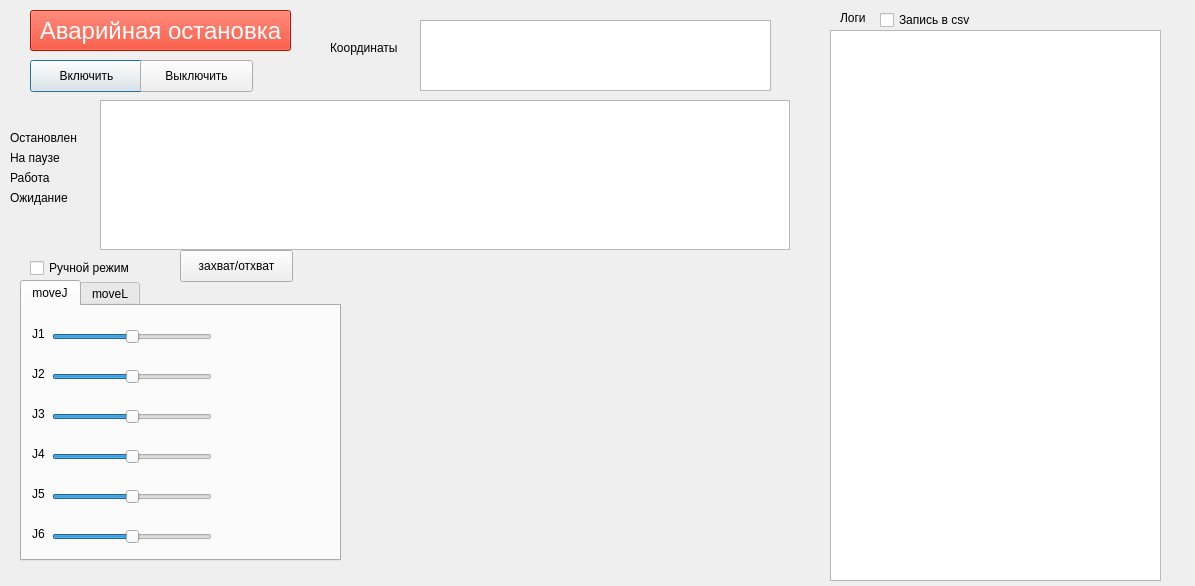
Above: first/module1/first_project.ui from GogolevBat/Robotics before the change. Below: the same form after it.
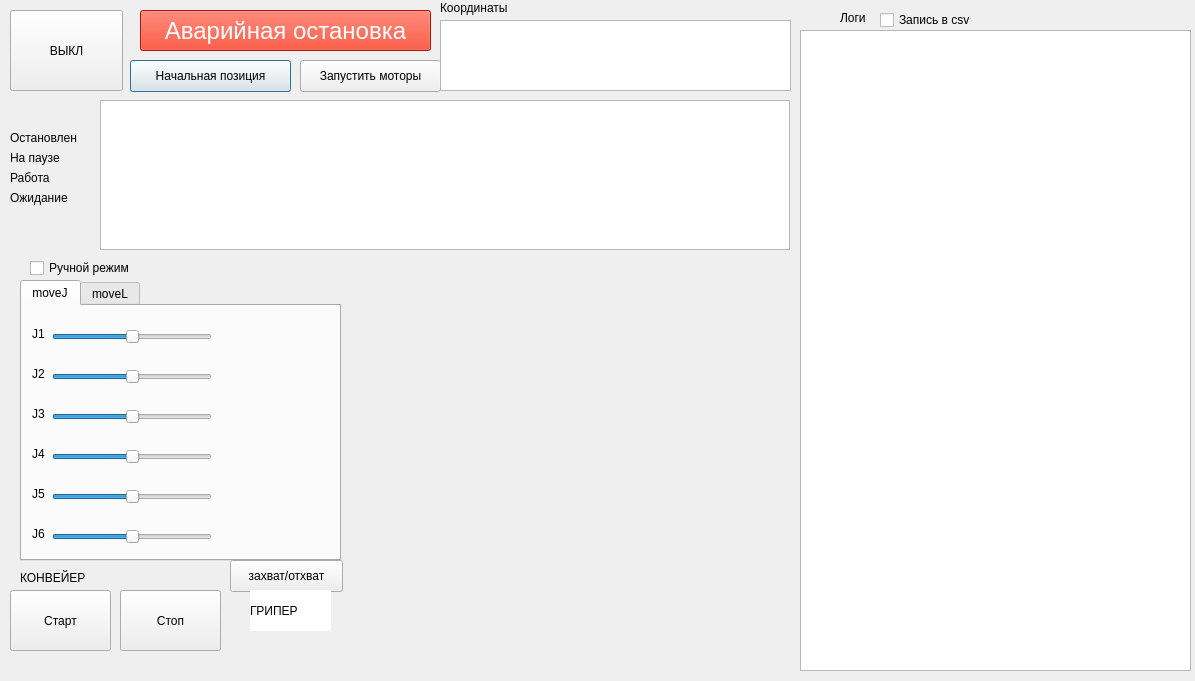
That is the form after the change.

Commit message: module 1 end work add lamp vrode full works and add new buttons for already, excuse me bruh ...

The edit to the form file:
```diff
--- a/first/module1/first_project.ui
+++ b/first/module1/first_project.ui
@@ -10,7 +10,7 @@
     <x>0</x>
     <y>0</y>
     <width>1195</width>
-    <height>586</height>
+    <height>681</height>
    </rect>
   </property>
   <property name="windowTitle">
@@ -35,10 +35,10 @@
    </property>
    <property name="geometry">
     <rect>
-     <x>830</x>
+     <x>800</x>
      <y>30</y>
-     <width>331</width>
-     <height>551</height>
+     <width>391</width>
+     <height>641</height>
     </rect>
    </property>
    <property name="readOnly">
@@ -71,30 +71,30 @@
     <string>Запись в csv</string>
    </property>
   </widget>
+  <widget class="QPushButton" name="robot_start_position">
+   <property name="geometry">
+    <rect>
+     <x>130</x>
+     <y>60</y>
+     <width>161</width>
+     <height>32</height>
+    </rect>
+   </property>
+   <property name="text">
+    <string>Начальная позиция</string>
+   </property>
+  </widget>
   <widget class="QPushButton" name="robot_power_on">
    <property name="geometry">
     <rect>
-     <x>30</x>
+     <x>300</x>
      <y>60</y>
-     <width>113</width>
+     <width>141</width>
      <height>32</height>
     </rect>
    </property>
    <property name="text">
-    <string>Включить</string>
-   </property>
-  </widget>
-  <widget class="QPushButton" name="robot_power_off">
-   <property name="geometry">
-    <rect>
-     <x>140</x>
-     <y>60</y>
-     <width>113</width>
-     <height>32</height>
-    </rect>
-   </property>
-   <property name="text">
-    <string>Выключить</string>
+    <string>Запустить моторы</string>
    </property>
   </widget>
   <widget class="QTabWidget" name="tabWidget">
@@ -528,7 +528,7 @@
    </property>
    <property name="geometry">
     <rect>
-     <x>420</x>
+     <x>440</x>
      <y>20</y>
      <width>351</width>
      <height>71</height>
@@ -590,9 +590,9 @@
   <widget class="QPushButton" name="STOP_I_TOCHKA">
    <property name="geometry">
     <rect>
-     <x>30</x>
+     <x>140</x>
      <y>10</y>
-     <width>261</width>
+     <width>291</width>
      <height>41</height>
     </rect>
    </property>
@@ -606,8 +606,8 @@
   <widget class="QPushButton" name="take_and_put">
    <property name="geometry">
     <rect>
-     <x>180</x>
-     <y>250</y>
+     <x>230</x>
+     <y>560</y>
      <width>113</width>
      <height>32</height>
     </rect>
@@ -635,8 +635,8 @@
   <widget class="QLabel" name="label_18">
    <property name="geometry">
     <rect>
-     <x>330</x>
-     <y>40</y>
+     <x>440</x>
+     <y>0</y>
      <width>81</width>
      <height>16</height>
     </rect>
@@ -645,6 +645,74 @@
     <string>Координаты</string>
    </property>
   </widget>
+  <widget class="QPushButton" name="robot_conveyer_start">
+   <property name="geometry">
+    <rect>
+     <x>10</x>
+     <y>590</y>
+     <width>101</width>
+     <height>61</height>
+    </rect>
+   </property>
+   <property name="text">
+    <string>Старт</string>
+   </property>
+  </widget>
+  <widget class="QLabel" name="label_13">
+   <property name="geometry">
+    <rect>
+     <x>20</x>
+     <y>570</y>
+     <width>111</width>
+     <height>16</height>
+    </rect>
+   </property>
+   <property name="text">
+    <string>КОНВЕЙЕР</string>
+   </property>
+  </widget>
+  <widget class="QPushButton" name="robot_conveyer_stop">
+   <property name="geometry">
+    <rect>
+     <x>120</x>
+     <y>590</y>
+     <width>101</width>
+     <height>61</height>
+    </rect>
+   </property>
+   <property name="text">
+    <string>Стоп</string>
+   </property>
+  </widget>
+  <widget class="QLabel" name="Derjatel_itema_bez_sms_i_reg">
+   <property name="geometry">
+    <rect>
+     <x>250</x>
+     <y>590</y>
+     <width>81</width>
+     <height>41</height>
+    </rect>
+   </property>
+   <property name="styleSheet">
+    <string notr="true">background-color: #ffffff;</string>
+   </property>
+   <property name="text">
+    <string>ГРИПЕР</string>
+   </property>
+  </widget>
+  <widget class="QPushButton" name="off_worker">
+   <property name="geometry">
+    <rect>
+     <x>10</x>
+     <y>10</y>
+     <width>113</width>
+     <height>81</height>
+    </rect>
+   </property>
+   <property name="text">
+    <string>ВЫКЛ</string>
+   </property>
+  </widget>
  </widget>
  <resources/>
  <connections/>
```
The commit also changes 6 other files.
